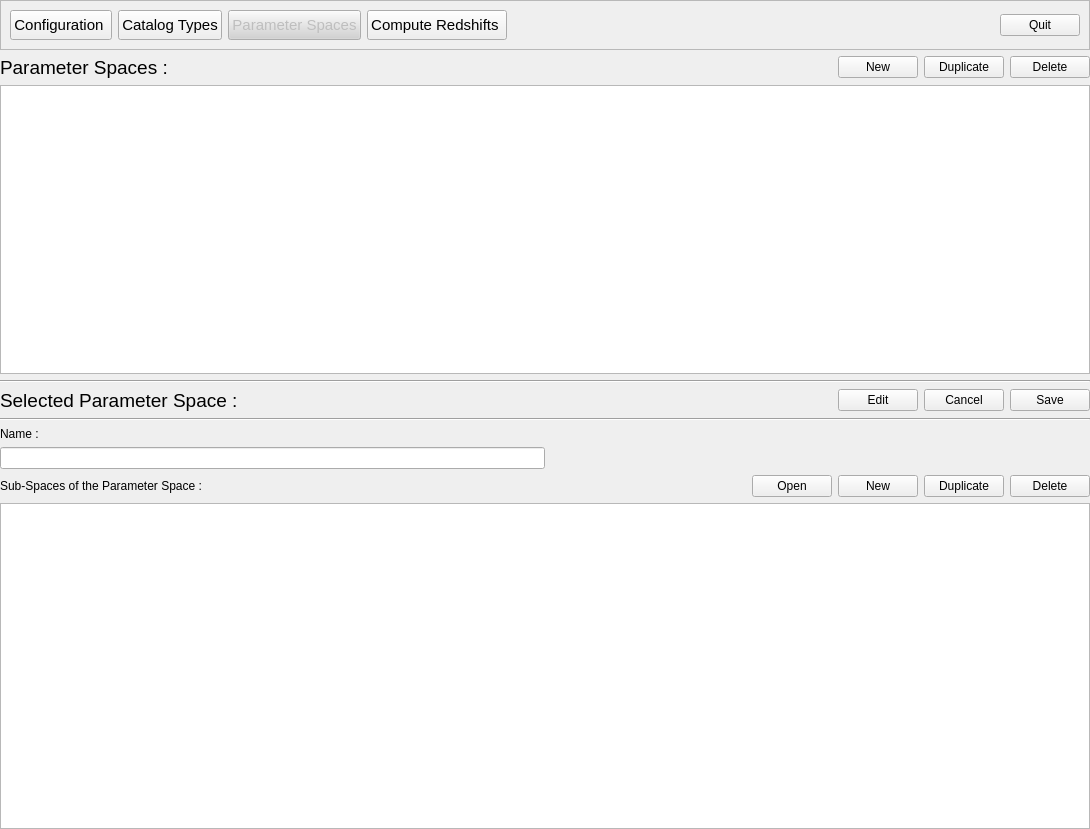
astrorama/Phosphoros, file PhzQtUI/auxdir/PhzQtUI/FormModelSet.ui: the form before one commit.
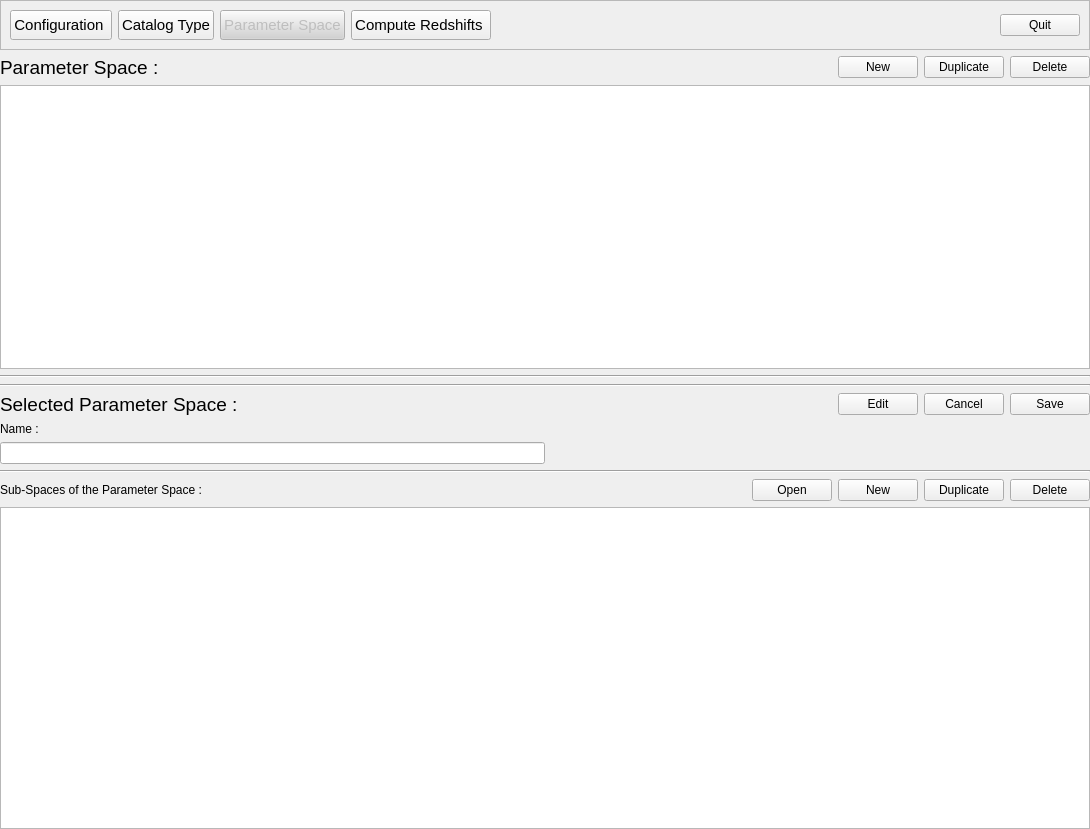
The form after the commit. Custom widgets are drawn as their Qt base class.

What changed in the file:
```diff
--- a/PhzQtUI/auxdir/PhzQtUI/FormModelSet.ui
+++ b/PhzQtUI/auxdir/PhzQtUI/FormModelSet.ui
@@ -70,7 +70,7 @@
          <string>Define the Mapping between the catalog file(s) columns and the filters</string>
         </property>
         <property name="text">
-         <string>Catalog Types</string>
+         <string>Catalog Type</string>
         </property>
        </widget>
       </item>
@@ -97,7 +97,7 @@
          <string notr="true">background-color: rgb(210, 210, 210)</string>
         </property>
         <property name="text">
-         <string>Parameter Spaces</string>
+         <string>Parameter Space</string>
         </property>
        </widget>
       </item>
@@ -157,7 +157,7 @@
           </font>
          </property>
          <property name="text">
-          <string>Parameter Spaces :</string>
+          <string>Parameter Space :</string>
          </property>
         </widget>
        </item>
@@ -234,6 +234,13 @@
      </item>
     </layout>
    </item>
+   <item>
+    <widget class="Line" name="line_5">
+     <property name="orientation">
+      <enum>Qt::Horizontal</enum>
+     </property>
+    </widget>
+   </item>
    <item>
     <layout class="QHBoxLayout" name="horizontalLayout_4">
      <item>
@@ -284,13 +291,6 @@
      </item>
     </layout>
    </item>
-   <item>
-    <widget class="Line" name="line_5">
-     <property name="orientation">
-      <enum>Qt::Horizontal</enum>
-     </property>
-    </widget>
-   </item>
    <item>
     <layout class="QHBoxLayout" name="horizontalLayout_6">
      <item>
@@ -322,6 +322,13 @@
      </item>
     </layout>
    </item>
+   <item>
+    <widget class="Line" name="line">
+     <property name="orientation">
+      <enum>Qt::Horizontal</enum>
+     </property>
+    </widget>
+   </item>
    <item>
     <layout class="QHBoxLayout" name="horizontalLayout_5">
      <item>
```
